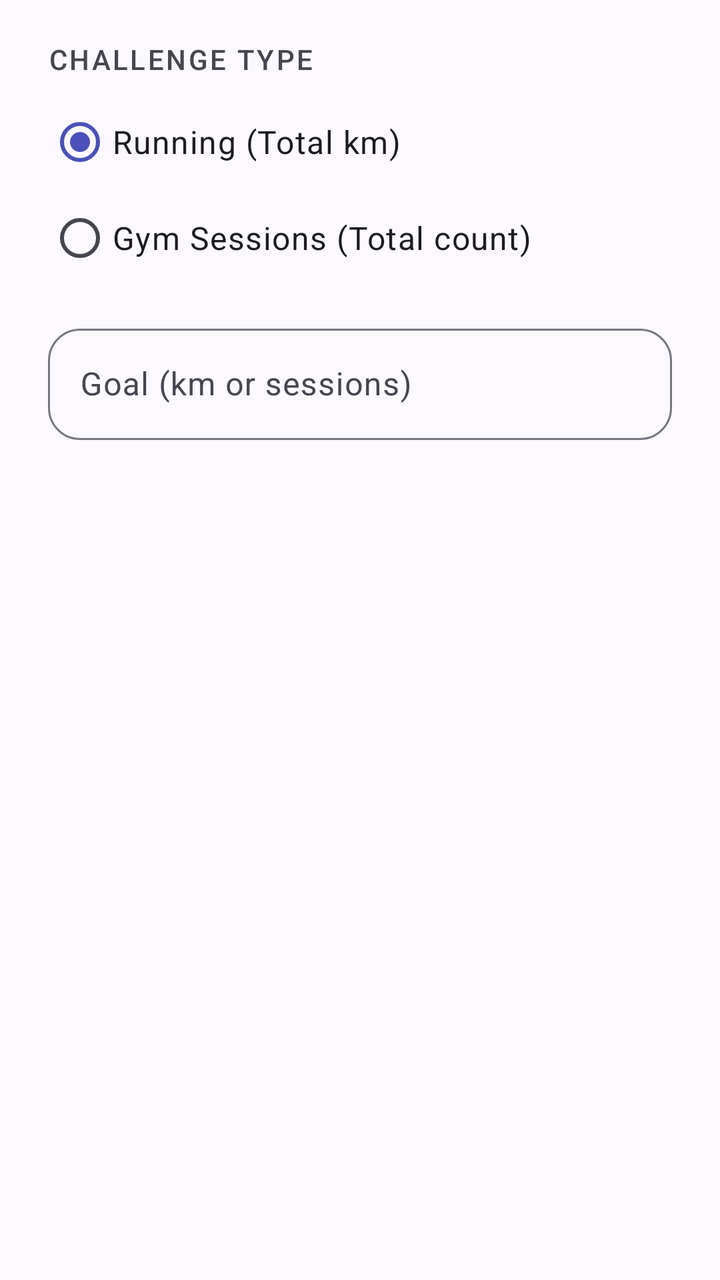
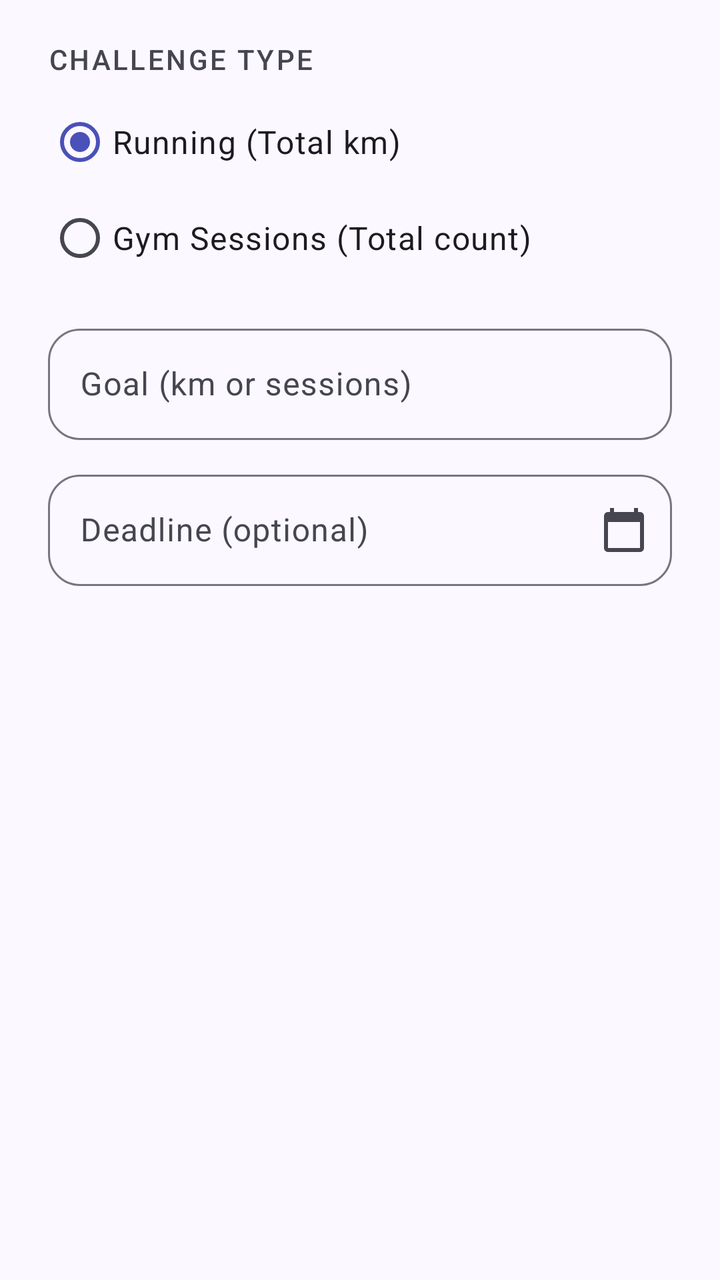

Before-and-after screenshots of an Android layout around one commit, followed by the original layout XML and the change that was made.
<!-- AndroidManifest.xml: application theme Theme.MobileSE -->
<!-- res/layout/dialog_challenge_setup.xml -->
<?xml version="1.0" encoding="utf-8"?>
<LinearLayout xmlns:android="http://schemas.android.com/apk/res/android"
    xmlns:app="http://schemas.android.com/apk/res-auto"
    android:layout_width="match_parent"
    android:layout_height="wrap_content"
    android:orientation="vertical"
    android:paddingStart="24dp"
    android:paddingEnd="24dp"
    android:paddingTop="20dp"
    android:paddingBottom="8dp">

    <TextView
        style="@style/TextAppearance.CrewFit.SectionLabel"
        android:layout_width="wrap_content"
        android:layout_height="wrap_content"
        android:text="@string/challenge_type_label" />

    <RadioGroup
        android:id="@+id/rgChallengeType"
        android:layout_width="match_parent"
        android:layout_height="wrap_content"
        android:layout_marginTop="8dp">

        <com.google.android.material.radiobutton.MaterialRadioButton
            android:id="@+id/rbRunning"
            android:layout_width="match_parent"
            android:layout_height="wrap_content"
            android:minHeight="48dp"
            android:text="@string/challenge_type_running"
            android:textAppearance="?attr/textAppearanceBodyLarge"
            android:checked="true" />

        <com.google.android.material.radiobutton.MaterialRadioButton
            android:id="@+id/rbGym"
            android:layout_width="match_parent"
            android:layout_height="wrap_content"
            android:minHeight="48dp"
            android:textAppearance="?attr/textAppearanceBodyLarge"
            android:text="@string/challenge_type_gym" />
    </RadioGroup>

    <com.google.android.material.textfield.TextInputLayout
        style="@style/Widget.CrewFit.TextField"
        android:layout_width="match_parent"
        android:layout_height="wrap_content"
        android:layout_marginTop="16dp"
        android:hint="@string/challenge_goal_hint">

        <com.google.android.material.textfield.TextInputEditText
            android:id="@+id/etChallengeGoal"
            android:layout_width="match_parent"
            android:layout_height="wrap_content"
            android:inputType="number" />
    </com.google.android.material.textfield.TextInputLayout>

</LinearLayout>
<!-- resources referenced by this layout -->
<resources>
  <string name="challenge_goal_hint">Goal (km or sessions)</string>
  <string name="challenge_type_gym">Gym Sessions (Total count)</string>
  <string name="challenge_type_label">Challenge type</string>
  <string name="challenge_type_running">Running (Total km)</string>
  <style name="Theme.MobileSE" parent="Base.Theme.MobileSE" />
  <color name="md_on_surface_variant">#45464F</color>
  <color name="md_primary">#4A51B8</color>
  <color name="md_on_primary">#FFFFFF</color>
  <color name="md_primary_container">#E0E3FF</color>
  <color name="md_on_primary_container">#050B63</color>
  <color name="md_secondary">#00795A</color>
  <color name="md_on_secondary">#FFFFFF</color>
  <color name="md_secondary_container">#8CFFD1</color>
  <color name="md_on_secondary_container">#002018</color>
  <color name="md_tertiary">#8C5000</color>
  <color name="md_on_tertiary">#FFFFFF</color>
  <color name="md_tertiary_container">#FFDCC2</color>
  <color name="md_on_tertiary_container">#2E1500</color>
  <color name="md_error">#BA1A1A</color>
  <color name="md_on_error">#FFFFFF</color>
  <color name="md_error_container">#FFDAD6</color>
  <color name="md_on_error_container">#410002</color>
  <color name="md_surface">#FBF8FF</color>
  <color name="md_on_surface">#1A1B21</color>
  <color name="md_surface_variant">#E2E1EC</color>
  <color name="md_surface_container_lowest">#FFFFFF</color>
  <color name="md_surface_container_low">#F5F2FA</color>
  <color name="md_surface_container">#EFEDF4</color>
  <color name="md_surface_container_high">#E9E7EF</color>
  <color name="md_surface_container_highest">#E3E1E9</color>
  <color name="md_outline">#767680</color>
  <color name="md_outline_variant">#C7C5D0</color>
  <color name="md_inverse_surface">#2F3036</color>
  <color name="md_inverse_on_surface">#F2F0F7</color>
  <style name="ShapeAppearance.CrewFit.Small" parent="ShapeAppearance.Material3.Corner.Small">
          <item name="cornerSize">12dp</item>
      </style>
  <style name="ShapeAppearance.CrewFit.Medium" parent="ShapeAppearance.Material3.Corner.Medium">
          <item name="cornerSize">20dp</item>
      </style>
  <style name="ShapeAppearance.CrewFit.Large" parent="ShapeAppearance.Material3.Corner.Large">
          <item name="cornerSize">28dp</item>
      </style>
  <style name="Widget.CrewFit.BottomNav.Indicator" parent="Widget.Material3.BottomNavigationView.ActiveIndicator">
          <item name="android:color">@android:color/transparent</item>
      </style>
  <style name="MaterialAlertDialog.CrewFit" parent="MaterialAlertDialog.Material3">
          <item name="shapeAppearance">@style/ShapeAppearance.CrewFit.Large</item>
          <item name="backgroundTint">@color/md_surface_container_high</item>
      </style>
  <style name="MaterialAlertDialog.CrewFit.Title" parent="MaterialAlertDialog.Material3.Title.Text">
          <item name="android:textAppearance">?attr/textAppearanceHeadlineSmall</item>
          <item name="android:textColor">@color/md_on_surface</item>
      </style>
  <style name="Widget.CrewFit.Dialog.Button" parent="Widget.Material3.Button.TextButton.Dialog">
          <item name="android:textColor">@color/md_primary</item>
          <item name="android:textAppearance">?attr/textAppearanceLabelLarge</item>
      </style>
  <!-- unchanged entries left out for length: 8 -->
</resources>

<!-- the commit's change to res/layout/dialog_challenge_setup.xml (unified diff, before → after) -->
@@ -53,4 +53,23 @@
             android:inputType="number" />
     </com.google.android.material.textfield.TextInputLayout>
 
+    
+    <com.google.android.material.textfield.TextInputLayout
+        style="@style/Widget.CrewFit.TextField"
+        android:layout_width="match_parent"
+        android:layout_height="wrap_content"
+        android:layout_marginTop="12dp"
+        android:hint="@string/challenge_deadline_hint"
+        app:endIconMode="custom"
+        app:endIconDrawable="@drawable/ic_calendar"
+        app:endIconContentDescription="@string/challenge_deadline_title">
+
+        <com.google.android.material.textfield.TextInputEditText
+            android:id="@+id/etChallengeDeadline"
+            android:layout_width="match_parent"
+            android:layout_height="wrap_content"
+            android:focusable="false"
+            android:inputType="none" />
+    </com.google.android.material.textfield.TextInputLayout>
+
 </LinearLayout>
<!-- resource entries referenced after the edit -->
@@ -1,5 +1,19 @@
 <!-- resources referenced by this layout -->
 <resources>
+  <!-- drawable ic_calendar (drawable) -->
+  <?xml version="1.0" encoding="utf-8"?>
+  <vector xmlns:android="http://schemas.android.com/apk/res/android"
+      android:width="24dp"
+      android:height="24dp"
+      android:viewportWidth="24"
+      android:viewportHeight="24"
+      android:tint="?attr/colorControlNormal">
+      <path
+          android:fillColor="@android:color/white"
+          android:pathData="M20,3h-1V1h-2v2H7V1H5v2H4c-1.1,0 -2,0.9 -2,2v16c0,1.1 0.9,2 2,2h16c1.1,0 2,-0.9 2,-2V5c0,-1.1 -0.9,-2 -2,-2zM20,21H4V8h16v13z" />
+  </vector>
+  <string name="challenge_deadline_hint">Deadline (optional)</string>
+  <string name="challenge_deadline_title">Done by when?</string>
   <string name="challenge_goal_hint">Goal (km or sessions)</string>
   <string name="challenge_type_gym">Gym Sessions (Total count)</string>
   <string name="challenge_type_label">Challenge type</string>
